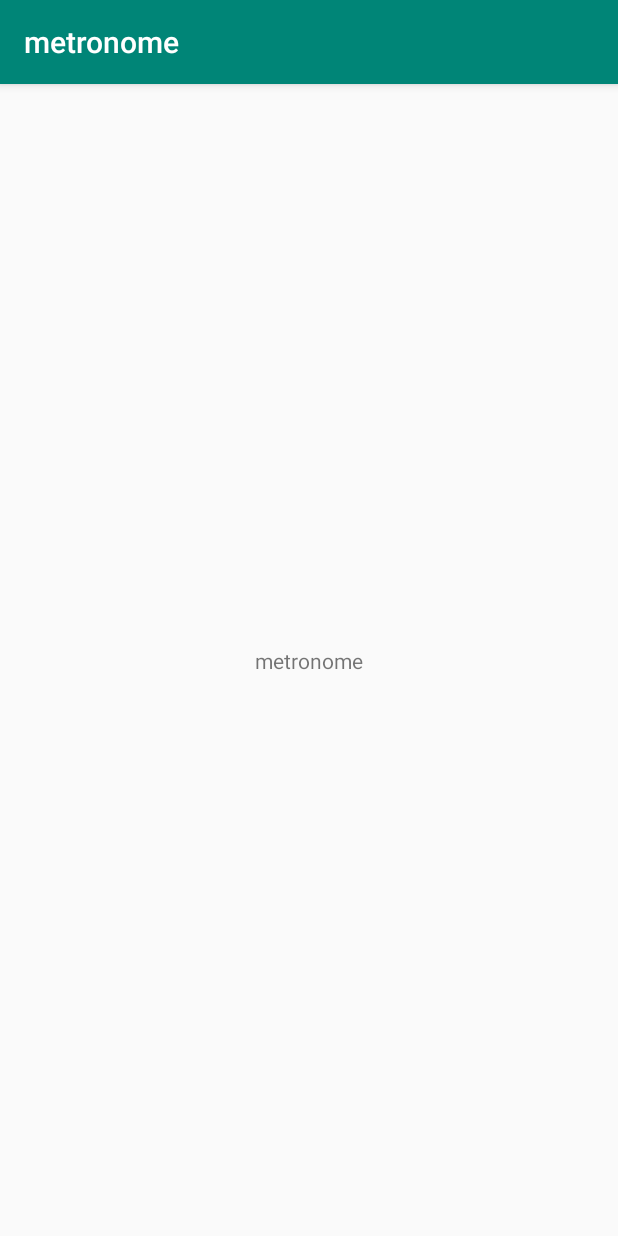
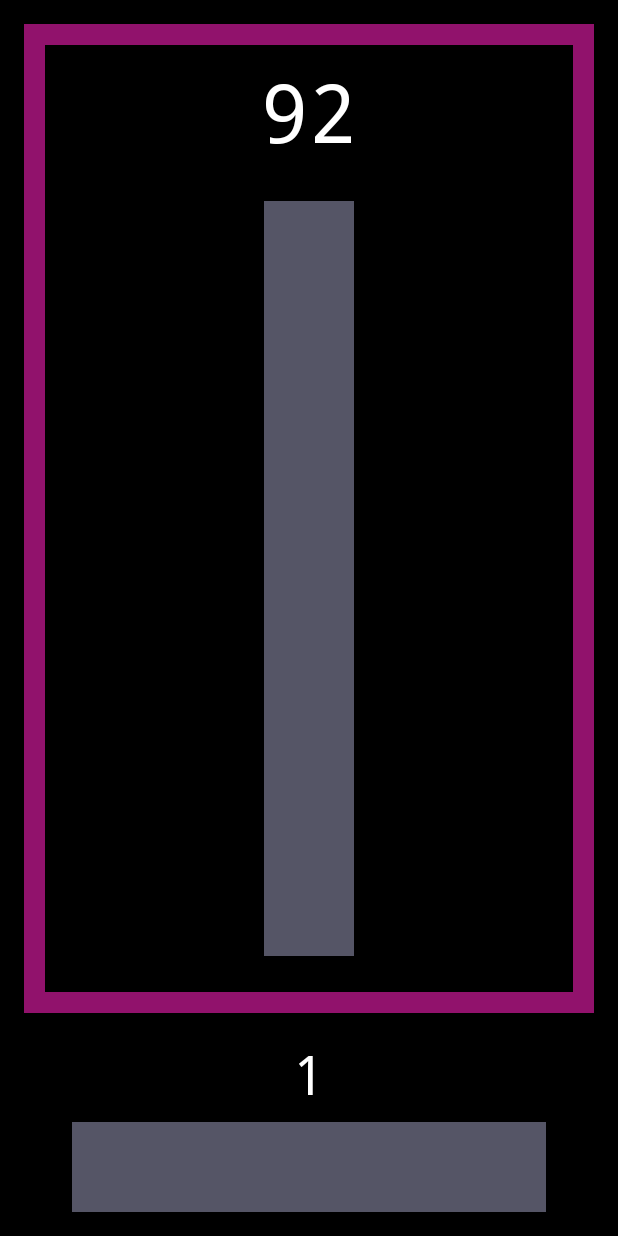
Before and after one commit to scottbiggs/metronome, an Android app: the screen it shows after launch (MainActivity), on a phone screen of 412 x 824 dp. Run offline under Robolectric (Android 15) with nearby library versions, the light colour scheme and no system bars.

Commit message:
First REAL commit.  UI marginally working.

```diff
--- a/app/build.gradle
+++ b/app/build.gradle
@@ -20,9 +20,9 @@ android {
 
 dependencies {
     implementation fileTree(dir: 'libs', include: ['*.jar'])
-    implementation 'androidx.appcompat:appcompat:1.0.0-beta01'
-    implementation 'androidx.constraintlayout:constraintlayout:1.1.2'
+    implementation 'androidx.appcompat:appcompat:1.1.0-alpha02'
+    implementation 'androidx.constraintlayout:constraintlayout:1.1.3'
     testImplementation 'junit:junit:4.12'
-    androidTestImplementation 'androidx.test:runner:1.1.0-alpha4'
-    androidTestImplementation 'androidx.test.espresso:espresso-core:3.1.0-alpha4'
+    androidTestImplementation 'androidx.test:runner:1.1.2-alpha02'
+    androidTestImplementation 'androidx.test.espresso:espresso-core:3.2.0-alpha02'
 }
--- a/app/src/main/java/sleepfuriously/com/metronome/MainActivity.java
+++ b/app/src/main/java/sleepfuriously/com/metronome/MainActivity.java
@@ -1,15 +1,64 @@
 package sleepfuriously.com.metronome;
 
 import androidx.appcompat.app.AppCompatActivity;
+import sleepfuriously.com.metronome.model.DefaultSettings;
 
+import android.annotation.SuppressLint;
 import android.os.Bundle;
+import android.widget.TextView;
 
 
+/**
+ * My attempt at making a Metronome program.  There's a long
+ * list of wished-for features on the github readme.
+ */
 public class MainActivity extends AppCompatActivity {
+
+    //----------------------
+    //  constants
+    //----------------------
+
+    //----------------------
+    //  widgets
+    //----------------------
+
+    /** Displays current beats per minutes */
+    TextView m_bbp_tv;
+
+    /** Displays how many beats per grouping to accent */
+    TextView m_accent_tv;
+
+
+    //----------------------
+    //  data
+    //----------------------
+
+    //----------------------
+    //  methods
+    //----------------------
 
     @Override
     protected void onCreate(Bundle savedInstanceState) {
         super.onCreate(savedInstanceState);
         setContentView(R.layout.activity_main);
+
+        // init widgets
+        m_bbp_tv = findViewById(R.id.tempo_tv);
+        m_accent_tv = findViewById(R.id.accent_tv);
+
+        setUIData();
+    }
+
+    /**
+     * Sets up all the data in the UI.
+     *
+     * preconditions:
+     *      All UI variables are initialized.
+     */
+    @SuppressLint("SetTextI18n")
+    private void setUIData() {
+        DefaultSettings settings = DefaultSettings.getInstance(this);
+        m_bbp_tv.setText(Integer.toString(settings.getTempo()));
+        m_accent_tv.setText(Integer.toString(settings.getAccent()));
     }
 }
--- /dev/null
+++ b/app/src/main/java/sleepfuriously/com/metronome/model/DefaultSettings.java
@@ -0,0 +1,127 @@
+package sleepfuriously.com.metronome.model;
+
+import android.annotation.SuppressLint;
+import android.content.Context;
+import android.content.SharedPreferences;
+
+/**
+ * This class provides external access to all settings that
+ * we want to stick around from one session to another.
+ */
+public class DefaultSettings {
+
+    //-----------------------
+    //  constants
+    //-----------------------
+
+    /** Default tempo */
+    private final static int DEFAULT_TEMPO = 92;
+
+    /** Default accent subdivisions (which is none) */
+    private final static int DEFAULT_ACCENT = 1;
+
+    /** name of the prefs file */
+    private final static String PREFS_FILE_NAME = "prefs.file";
+
+    /** keys for the preferences */
+    private static final String
+        START_TEMPO = "start_tempo",
+        START_ACCENT = "start_accent";
+
+    //-----------------------
+    //  data
+    //-----------------------
+
+//    private Context m_ctx;
+
+    /** Used to access this class--lazy singleton pattern */
+    private static DefaultSettings m_instance;
+
+    /** Accesses the SharedPreferences */
+    private SharedPreferences m_prefs;
+
+    //-----------------------
+    //  public methods
+    //-----------------------
+
+    public static DefaultSettings getInstance(Context ctx) {
+
+        if (m_instance == null) {
+            m_instance = new DefaultSettings(ctx);
+        }
+        return m_instance;
+    }
+
+    /**
+     * Returns the starting tempo in bpm (beats per minute).
+     */
+    public int getTempo() {
+        return m_prefs.getInt(START_TEMPO, DEFAULT_TEMPO);
+    }
+
+    /**
+     * Immediately saves the tempo (no background processes!).
+     *
+     * @param tempo     Beats per minute
+     */
+    @SuppressLint("ApplySharedPref")
+    public void setTempoNow(int tempo) {
+        SharedPreferences.Editor editor = m_prefs.edit();
+        editor.putInt(START_TEMPO, tempo);
+        editor.commit();
+    }
+
+    /**
+     * Saves the tempo in permanent storage.  Works in the
+     * background, so use {@link #setTempoNow(int)} if you need
+     * to do this in a hurry.
+     *
+     * @param tempo     beats per minute
+     */
+    public void setTempo(int tempo) {
+        SharedPreferences.Editor editor = m_prefs.edit();
+        editor.putInt(START_TEMPO, tempo);
+        editor.apply();
+    }
+
+
+    /**
+     * Returns the beats per accent that is currently stored.
+     */
+    public int getAccent() {
+        return m_prefs.getInt(START_ACCENT, DEFAULT_ACCENT);
+    }
+
+    /**
+     * Sets the accent count in permanent storage.
+     * Acts right NOW (no background processes).
+     *
+     * @param accent    The beats per accent.
+     */
+    public void setAccentNow(int accent) {
+        SharedPreferences.Editor editor = m_prefs.edit();
+        editor.putInt(START_ACCENT, accent);
+        editor.commit();
+    }
+
+    /**
+     * Sets the accent count in permanent storage.
+     *
+     * @param accent    The beats per accent.
+     */
+    public void setAccent(int accent) {
+        SharedPreferences.Editor editor = m_prefs.edit();
+        editor.putInt(START_ACCENT, accent);
+        editor.apply();
+    }
+
+
+    //-----------------------
+    //  private methods
+    //-----------------------
+
+    private DefaultSettings(Context ctx) {
+        m_prefs = ctx.getSharedPreferences(PREFS_FILE_NAME, Context.MODE_PRIVATE);
+    }
+
+}
--- a/app/src/main/res/layout/activity_main.xml
+++ b/app/src/main/res/layout/activity_main.xml
@@ -1,18 +1,90 @@
 <?xml version="1.0" encoding="utf-8"?>
-<androidx.constraintlayout.widget.ConstraintLayout xmlns:android="http://schemas.android.com/apk/res/android"
+<androidx.constraintlayout.widget.ConstraintLayout
+    xmlns:android="http://schemas.android.com/apk/res/android"
     xmlns:app="http://schemas.android.com/apk/res-auto"
     xmlns:tools="http://schemas.android.com/tools"
     android:layout_width="match_parent"
     android:layout_height="match_parent"
     tools:context=".MainActivity">
 
+    <View
+        android:id="@+id/accent_widget"
+        android:layout_width="match_parent"
+        android:layout_height="60dp"
+        android:layout_alignParentBottom="true"
+        android:layout_marginStart="48dp"
+        android:layout_marginEnd="48dp"
+        android:layout_marginBottom="16dp"
+        android:background="#556"
+        app:layout_constraintBottom_toBottomOf="parent"
+        app:layout_constraintEnd_toEndOf="parent"
+        app:layout_constraintStart_toStartOf="parent" />
+
     <TextView
+        android:id="@+id/accent_tv"
         android:layout_width="wrap_content"
         android:layout_height="wrap_content"
-        android:text="metronome"
-        app:layout_constraintBottom_toBottomOf="parent"
-        app:layout_constraintLeft_toLeftOf="parent"
-        app:layout_constraintRight_toRightOf="parent"
-        app:layout_constraintTop_toTopOf="parent" />
+        android:layout_above="@id/accent_widget"
+        android:layout_centerHorizontal="true"
+        android:layout_marginStart="8dp"
+        android:layout_marginEnd="8dp"
+        android:layout_marginBottom="8dp"
+        android:fontFamily="monospace"
+        android:textSize="36sp"
+        app:layout_constraintBottom_toTopOf="@+id/accent_widget"
+        app:layout_constraintEnd_toEndOf="parent"
+        app:layout_constraintStart_toStartOf="parent"
+        tools:text="4" />
+
+
+    <androidx.constraintlayout.widget.ConstraintLayout
+        android:id="@+id/flash_v"
+        android:layout_width="match_parent"
+        android:layout_height="0dp"
+        android:layout_margin="16dp"
+        android:background="@color/colorPrimaryDark"
+        app:layout_constraintBottom_toTopOf="@id/accent_tv"
+        app:layout_constraintEnd_toEndOf="parent"
+        app:layout_constraintTop_toTopOf="parent"
+        >
+
+        <View
+            android:id="@+id/flash_cover"
+            android:layout_width="0dp"
+            android:layout_height="0dp"
+            android:layout_margin="14dp"
+            app:layout_constraintBottom_toBottomOf="@+id/flash_v"
+            app:layout_constraintEnd_toEndOf="@+id/flash_v"
+            app:layout_constraintStart_toStartOf="@id/flash_v"
+            app:layout_constraintTop_toTopOf="@+id/flash_v" />
+
+            <View
+                android:id="@+id/tempo_widget"
+                android:layout_width="60dp"
+                android:layout_height="0dp"
+                android:layout_marginStart="8dp"
+                android:layout_marginTop="24dp"
+                android:layout_marginEnd="8dp"
+                android:layout_marginBottom="24dp"
+                android:background="#556"
+                app:layout_constraintBottom_toBottomOf="@+id/flash_cover"
+                app:layout_constraintEnd_toEndOf="parent"
+                app:layout_constraintStart_toStartOf="parent"
+                app:layout_constraintTop_toBottomOf="@+id/tempo_tv" />
+
+            <TextView
+                android:id="@+id/tempo_tv"
+                android:layout_width="wrap_content"
+                android:layout_height="wrap_content"
+                android:layout_marginTop="8dp"
+                android:fontFamily="monospace"
+                android:textSize="54sp"
+                app:layout_constraintEnd_toEndOf="@+id/flash_cover"
+                app:layout_constraintStart_toStartOf="@+id/flash_cover"
+                app:layout_constraintTop_toTopOf="@+id/flash_cover"
+                tools:text="120" />
+
+    </androidx.constraintlayout.widget.ConstraintLayout>
+
 
 </androidx.constraintlayout.widget.ConstraintLayout>
--- a/app/src/main/res/values/colors.xml
+++ b/app/src/main/res/values/colors.xml
@@ -1,6 +1,7 @@
 <?xml version="1.0" encoding="utf-8"?>
 <resources>
-    <color name="colorPrimary">#008577</color>
-    <color name="colorPrimaryDark">#00574B</color>
-    <color name="colorAccent">#D81B60</color>
+    <color name="colorPrimary">#B340CB</color>
+    <color name="colorPrimaryDark">#91126C</color>
+    <color name="colorAccent">#135DE7</color>
+
 </resources>
--- a/app/src/main/res/values/styles.xml
+++ b/app/src/main/res/values/styles.xml
@@ -1,11 +1,14 @@
 <resources>
 
     <!-- Base application theme. -->
-    <style name="AppTheme" parent="Theme.AppCompat.Light.DarkActionBar">
+    <style name="AppTheme" parent="Theme.AppCompat.NoActionBar">
         <!-- Customize your theme here. -->
         <item name="colorPrimary">@color/colorPrimary</item>
         <item name="colorPrimaryDark">@color/colorPrimaryDark</item>
         <item name="colorAccent">@color/colorAccent</item>
+
+        <item name="android:background">@android:color/black</item>
+        <item name="android:textColor">@android:color/white</item>
     </style>
 
 </resources>
--- a/build.gradle
+++ b/build.gradle
@@ -7,7 +7,7 @@ buildscript {
 
     }
     dependencies {
-        classpath 'com.android.tools.build:gradle:3.3.0'
+        classpath 'com.android.tools.build:gradle:3.3.2'
 
         // NOTE: Do not place your application dependencies here; they belong
         // in the individual module build.gradle files
```
